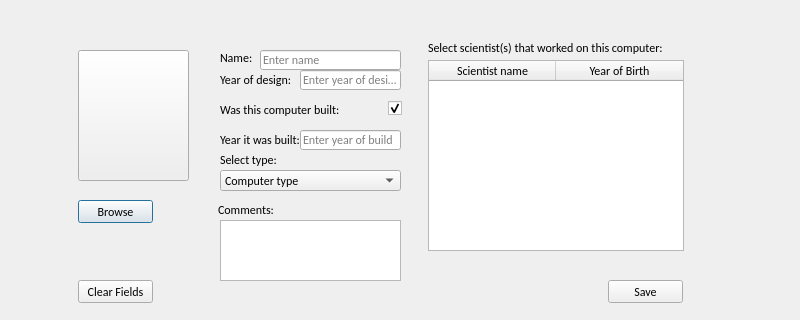
Hopur21/Hopur21, file Hopur21Verkefni/MyComputerScienceList/ui/addcomputer.ui: the form before one commit.
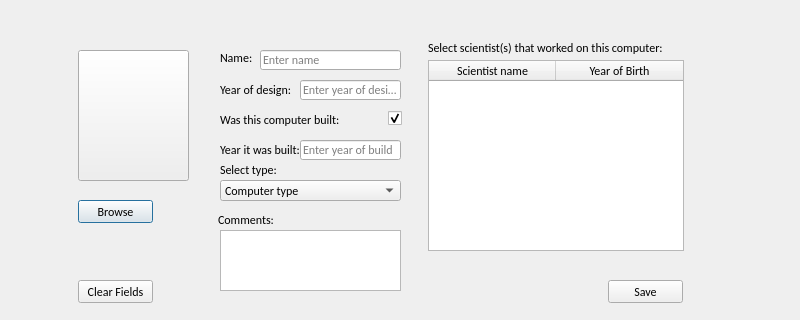
The form after the commit. Icons and pictures are not drawn.

Diff of the .ui file:
```diff
--- a/Hopur21Verkefni/MyComputerScienceList/ui/addcomputer.ui
+++ b/Hopur21Verkefni/MyComputerScienceList/ui/addcomputer.ui
@@ -29,7 +29,7 @@
    <property name="geometry">
     <rect>
      <x>300</x>
-     <y>70</y>
+     <y>80</y>
      <width>101</width>
      <height>20</height>
     </rect>
@@ -68,7 +68,7 @@
    <property name="geometry">
     <rect>
      <x>220</x>
-     <y>100</y>
+     <y>110</y>
      <width>121</width>
      <height>20</height>
     </rect>
@@ -132,7 +132,7 @@
    <property name="geometry">
     <rect>
      <x>218</x>
-     <y>200</y>
+     <y>210</y>
      <width>121</width>
      <height>20</height>
     </rect>
@@ -168,7 +168,7 @@
    <property name="geometry">
     <rect>
      <x>220</x>
-     <y>70</y>
+     <y>80</y>
      <width>71</width>
      <height>20</height>
     </rect>
@@ -204,7 +204,7 @@
    <property name="geometry">
     <rect>
      <x>388</x>
-     <y>100</y>
+     <y>110</y>
      <width>21</width>
      <height>17</height>
     </rect>
@@ -220,7 +220,7 @@
    <property name="geometry">
     <rect>
      <x>220</x>
-     <y>130</y>
+     <y>140</y>
      <width>81</width>
      <height>20</height>
     </rect>
@@ -315,7 +315,7 @@
    <property name="geometry">
     <rect>
      <x>300</x>
-     <y>130</y>
+     <y>140</y>
      <width>101</width>
      <height>20</height>
     </rect>
@@ -333,7 +333,7 @@
    <property name="geometry">
     <rect>
      <x>220</x>
-     <y>170</y>
+     <y>180</y>
      <width>181</width>
      <height>21</height>
     </rect>
@@ -353,7 +353,7 @@
    <property name="geometry">
     <rect>
      <x>220</x>
-     <y>150</y>
+     <y>160</y>
      <width>81</width>
      <height>20</height>
     </rect>
@@ -370,7 +370,7 @@
   <widget class="QLabel" name="label_logoAddScientist">
    <property name="geometry">
     <rect>
-     <x>190</x>
+     <x>200</x>
      <y>10</y>
      <width>371</width>
      <height>21</height>
@@ -413,7 +413,7 @@
    <property name="geometry">
     <rect>
      <x>220</x>
-     <y>220</y>
+     <y>230</y>
      <width>181</width>
      <height>61</height>
     </rect>
```
